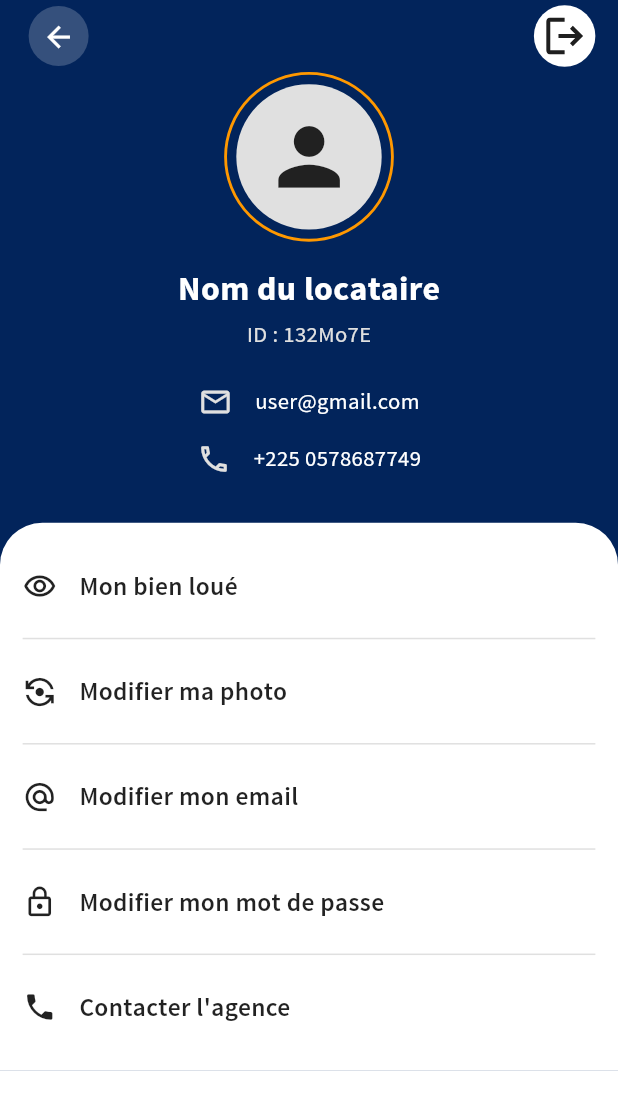
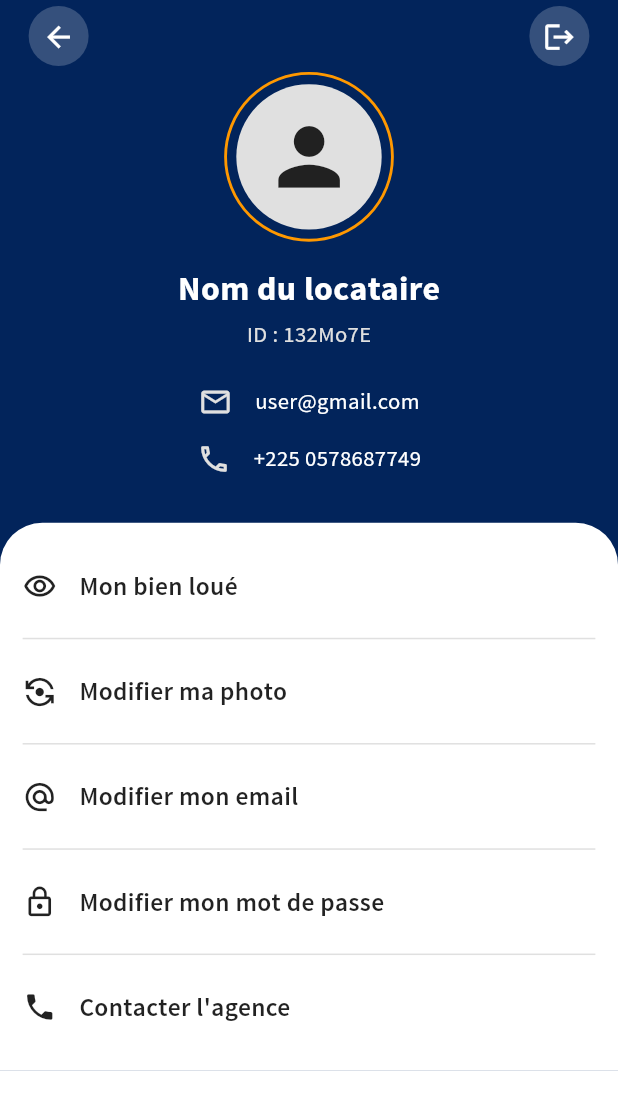
Before and after one commit to Ridiscus/Mae_IMO, a Flutter app: the HomeTenantPage screen opened by its route, after a tap on an icon or button, on a phone screen of 412 x 824 dp. Shown: the top 1110 px of the screen. Run offline on Flutter 3.47's test engine with Material 3 defaults, Android fonts, the phone set to English and light mode, and no system bars; drawn by our look-alikes of toastification; our stand-ins replace dio, equatable, flutter_bloc, flutter_screenutil, flutter_svg, get_it and 6 more; missing offline and left inert: encrypt; accounts and stored records are empty; statements that could not run were skipped.

Commit message:
Create CircularSignOutButton component and UI improvements

```diff
--- /dev/null
+++ b/lib/shared/widgets/circular_signout_button.dart
@@ -0,0 +1,44 @@
+part of 'index.dart';
+
+/// A circular button with sign out icon used for logout functionality
+class CircularSignOutButton extends StatelessWidget {
+  /// The background color of the button.
+  final Color? backgroundColor;
+
+  /// The icon color.
+  final Color? iconColor;
+
+  /// The size of the icon.
+  final double? iconSize;
+
+  /// The opacity of the background.
+  final double backgroundOpacity;
+
+  /// The action to execute when the button is pressed.
+  /// If null, it will default to Navigator.pop.
+  final VoidCallback? onPressed;
+
+  /// Creates a circular sign out button
+  const CircularSignOutButton({
+    super.key,
+    this.backgroundColor = Colors.white,
+    this.iconColor = Colors.white,
+    this.iconSize,
+    this.backgroundOpacity = 0.2,
+    this.onPressed,
+  });
+
+  @override
+  Widget build(BuildContext context) {
+    return IconButton(
+      style: ButtonStyle(
+        padding: WidgetStatePropertyAll(EdgeInsets.zero),
+        backgroundColor: WidgetStatePropertyAll(
+          backgroundColor?.withValues(alpha: backgroundOpacity),
+        ),
+      ),
+      icon: Icon(Icons.logout, color: iconColor, size: iconSize ?? 22.sp),
+      onPressed: onPressed ?? () => context.goNamed(PortalPage.routeName),
+    );
+  }
+}
--- a/lib/shared/widgets/index.dart
+++ b/lib/shared/widgets/index.dart
@@ -33,6 +33,7 @@ part 'latyout/app_header_layout.dart';
 part 'latyout/page_with_header_layout.dart';
 part 'latyout/profile_page_layout.dart';
 part 'back_button.dart';
+part 'circular_signout_button.dart';
 part 'property_card.dart';
 part 'spacer_platform.dart';
 part 'scaffold_with_bottom_nav.dart';
--- a/lib/shared/widgets/latyout/profile_page_layout.dart
+++ b/lib/shared/widgets/latyout/profile_page_layout.dart
@@ -32,10 +32,7 @@ class ProfileContactInfo {
   final String text;
 
   /// Creates a new contact info item
-  const ProfileContactInfo({
-    required this.icon,
-    required this.text,
-  });
+  const ProfileContactInfo({required this.icon, required this.text});
 }
 
 /// A reusable widget for displaying a profile page with header,
@@ -106,13 +103,9 @@ class ProfilePageLayout extends StatelessWidget {
         child: Row(
           mainAxisAlignment: MainAxisAlignment.spaceBetween,
           children: [
-            CircularBackButton(
-              onPressed: onBackPressed,
-            ),
-            CircularIcon(
-              iconAsset: Assets.logout,
-              onPressed: onLogoutPressed,
-            ),
+            CircularBackButton(onPressed: onBackPressed),
+
+            CircularSignOutButton(),
           ],
         ),
       ),
@@ -124,10 +117,7 @@ class ProfilePageLayout extends StatelessWidget {
       width: double.infinity,
       color: profileBackgroundColor ?? AppColors.primary,
       child: Column(
-        children: [
-          _buildProfileInfo(context),
-          _buildEditOptions(context),
-        ],
+        children: [_buildProfileInfo(context), _buildEditOptions(context)],
       ),
     );
   }
@@ -150,7 +140,8 @@ class ProfilePageLayout extends StatelessWidget {
           CustomSpacer(),
           Text(
             userName,
-            style: TextStyle(
+            style:
+                TextStyle(
                   fontSize: 24.r,
                   fontWeight: FontWeight.bold,
                   color: Colors.white,
@@ -159,16 +150,19 @@ class ProfilePageLayout extends StatelessWidget {
           SizedBox(height: 4.r),
           Text(
             'ID : $userId',
-            style: TextStyle(
+            style:
+                TextStyle(
                   fontSize: 16.r,
                   color: Colors.grey[300],
                 ).sourceSansProRegular,
           ),
           SizedBox(height: 24.r),
-          ...contactInfo.map((info) => Padding(
+          ...contactInfo.map(
+            (info) => Padding(
               padding: EdgeInsets.only(bottom: 16.r),
               child: _buildContactInfoItem(info),
-          )),
+            ),
+          ),
         ],
       ),
     );
@@ -182,7 +176,8 @@ class ProfilePageLayout extends StatelessWidget {
         SizedBox(width: 16.r),
         Text(
           info.text,
-          style: TextStyle(
+          style:
+              TextStyle(
                 fontSize: 16.r,
                 color: Colors.white,
               ).sourceSansProRegular,
@@ -226,7 +221,8 @@ class ProfilePageLayout extends StatelessWidget {
             Expanded(
               child: Text(
                 option.title,
-                style: TextStyle(
+                style:
+                    TextStyle(
                       fontSize: 18.r,
                       fontWeight: FontWeight.w600,
                       color: Colors.black87,
```
Also changed, not shown: lib/presentation/portal/pages/portal_detail_page.dart (+5 -8 lines), lib/shared/widgets/custom_drawer.dart (+0 -9 lines). Lines whose indentation alone changed are shown as unchanged.
